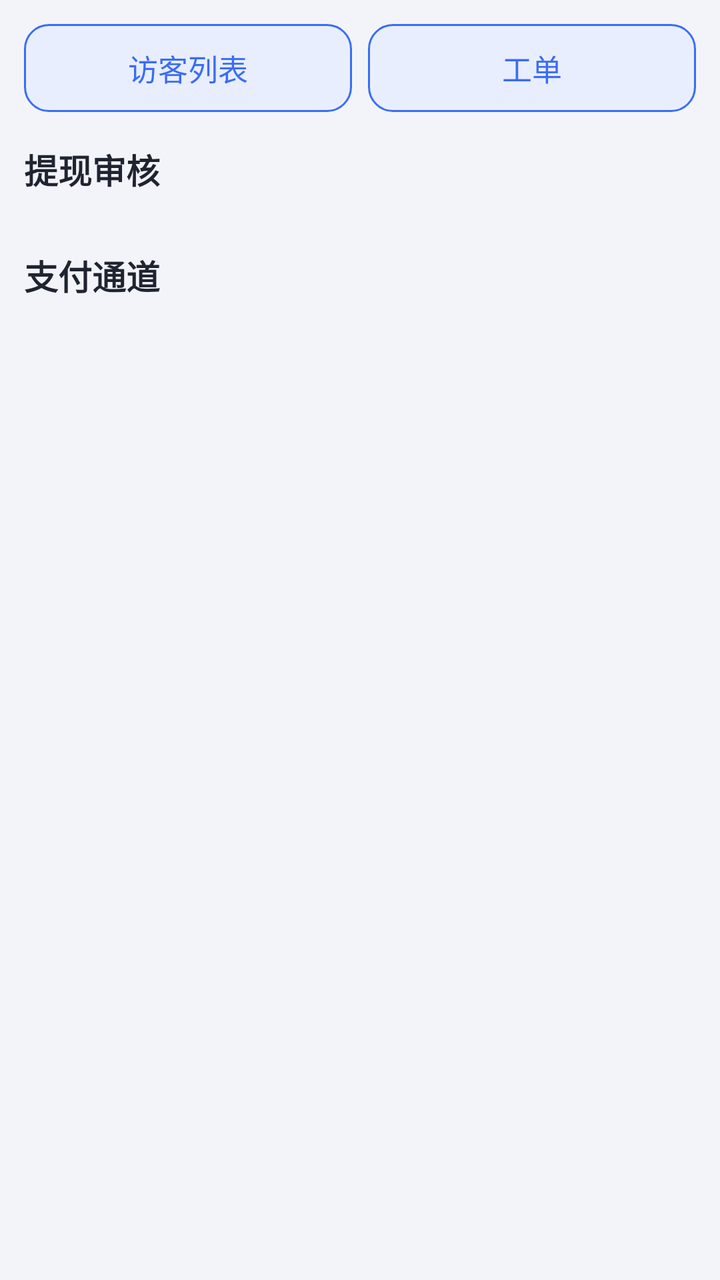
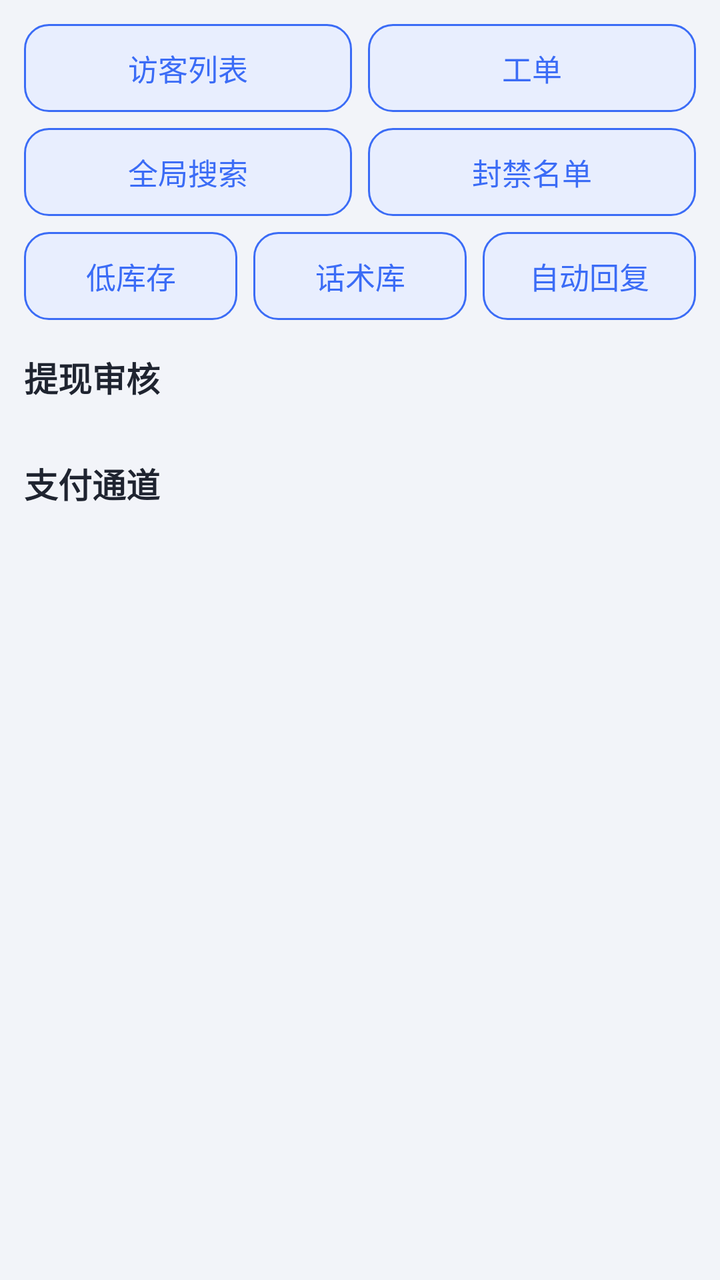

Before-and-after screenshots of an Android layout around one commit, followed by the original layout XML and the change that was made.
<!-- AndroidManifest.xml: application theme Theme.ObsCenter -->
<!-- res/layout/fragment_manage.xml -->
<?xml version="1.0" encoding="utf-8"?>
<ScrollView xmlns:android="http://schemas.android.com/apk/res/android"
    android:layout_width="match_parent"
    android:layout_height="match_parent"
    android:background="@color/bg"
    android:padding="12dp">

    <LinearLayout
        android:layout_width="match_parent"
        android:layout_height="wrap_content"
        android:orientation="vertical">

        <LinearLayout
            android:layout_width="match_parent"
            android:layout_height="wrap_content"
            android:orientation="horizontal"
            android:paddingBottom="8dp">

            <TextView
                android:id="@+id/btnVisitors"
                android:layout_width="0dp"
                android:layout_weight="1"
                android:layout_height="44dp"
                android:gravity="center"
                android:text="访客列表"
                android:textSize="15sp"
                android:textColor="@color/primary"
                android:background="@drawable/bg_btn_outline"
                android:layout_marginEnd="8dp" />

            <TextView
                android:id="@+id/btnTickets"
                android:layout_width="0dp"
                android:layout_weight="1"
                android:layout_height="44dp"
                android:gravity="center"
                android:text="工单"
                android:textSize="15sp"
                android:textColor="@color/primary"
                android:background="@drawable/bg_btn_outline" />
        </LinearLayout>

        <TextView
            android:layout_width="match_parent"
            android:layout_height="wrap_content"
            android:text="提现审核"
            android:textSize="17sp"
            android:textStyle="bold"
            android:textColor="@color/text"
            android:paddingVertical="8dp" />

        <LinearLayout
            android:id="@+id/cashList"
            android:layout_width="match_parent"
            android:layout_height="wrap_content"
            android:orientation="vertical" />

        <TextView
            android:id="@+id/cashEmpty"
            android:layout_width="match_parent"
            android:layout_height="wrap_content"
            android:text="暂无待处理提现"
            android:textSize="13sp"
            android:textColor="@color/textSub"
            android:padding="12dp"
            android:visibility="gone" />

        <TextView
            android:layout_width="match_parent"
            android:layout_height="wrap_content"
            android:text="支付通道"
            android:textSize="17sp"
            android:textStyle="bold"
            android:textColor="@color/text"
            android:paddingTop="20dp"
            android:paddingBottom="8dp" />

        <LinearLayout
            android:id="@+id/payList"
            android:layout_width="match_parent"
            android:layout_height="wrap_content"
            android:orientation="vertical" />

        <TextView
            android:id="@+id/payEmpty"
            android:layout_width="match_parent"
            android:layout_height="wrap_content"
            android:text="暂无支付通道"
            android:textSize="13sp"
            android:textColor="@color/textSub"
            android:padding="12dp"
            android:visibility="gone" />

        <TextView
            android:id="@+id/manageError"
            android:layout_width="match_parent"
            android:layout_height="wrap_content"
            android:textSize="13sp"
            android:textColor="@color/danger"
            android:padding="12dp"
            android:visibility="gone" />
    </LinearLayout>
</ScrollView>
<!-- resources referenced by this layout -->
<resources>
  <color name="bg">#F2F4F9</color>
  <color name="danger">#E5484D</color>
  <color name="primary">#3B6CF6</color>
  <color name="text">#1F2430</color>
  <color name="textSub">#7A8299</color>
  <!-- drawable bg_btn_outline (drawable) -->
  <?xml version="1.0" encoding="utf-8"?>
  <shape xmlns:android="http://schemas.android.com/apk/res/android" android:shape="rectangle">
      <solid android:color="@color/tintBlue" />
      <stroke android:width="1dp" android:color="@color/primary" />
      <corners android:radius="12dp" />
  </shape>
  <style name="Theme.ObsCenter" parent="Theme.Material3.DayNight.NoActionBar">
          <item name="colorPrimary">@color/primary</item>
          <item name="colorPrimaryDark">@color/primaryDark</item>
          <item name="android:windowBackground">@color/bg</item>
          <item name="android:statusBarColor">@color/primaryDark</item>
          <item name="android:navigationBarColor">@color/card</item>
      </style>
  <color name="tintBlue">#E8EEFE</color>
  <color name="primaryDark">#2A4FC4</color>
  <color name="card">#FFFFFF</color>
</resources>

<!-- the commit's change to res/layout/fragment_manage.xml (unified diff, before → after) -->
@@ -35,6 +35,78 @@
                 android:layout_height="44dp"
                 android:gravity="center"
                 android:text="工单"
+                android:textSize="15sp"
+                android:textColor="@color/primary"
+                android:background="@drawable/bg_btn_outline" />
+        </LinearLayout>
+
+        <LinearLayout
+            android:layout_width="match_parent"
+            android:layout_height="wrap_content"
+            android:orientation="horizontal"
+            android:paddingBottom="8dp">
+
+            <TextView
+                android:id="@+id/btnSearch"
+                android:layout_width="0dp"
+                android:layout_weight="1"
+                android:layout_height="44dp"
+                android:gravity="center"
+                android:text="全局搜索"
+                android:textSize="15sp"
+                android:textColor="@color/primary"
+                android:background="@drawable/bg_btn_outline"
+                android:layout_marginEnd="8dp" />
+
+            <TextView
+                android:id="@+id/btnBlocks"
+                android:layout_width="0dp"
+                android:layout_weight="1"
+                android:layout_height="44dp"
+                android:gravity="center"
+                android:text="封禁名单"
+                android:textSize="15sp"
+                android:textColor="@color/primary"
+                android:background="@drawable/bg_btn_outline" />
+        </LinearLayout>
+
+        <LinearLayout
+            android:layout_width="match_parent"
+            android:layout_height="wrap_content"
+            android:orientation="horizontal"
+            android:paddingBottom="8dp">
+
+            <TextView
+                android:id="@+id/btnStock"
+                android:layout_width="0dp"
+                android:layout_weight="1"
+                android:layout_height="44dp"
+                android:gravity="center"
+                android:text="低库存"
+                android:textSize="15sp"
+                android:textColor="@color/primary"
+                android:background="@drawable/bg_btn_outline"
+                android:layout_marginEnd="8dp" />
+
+            <TextView
+                android:id="@+id/btnQuick"
+                android:layout_width="0dp"
+                android:layout_weight="1"
+                android:layout_height="44dp"
+                android:gravity="center"
+                android:text="话术库"
+                android:textSize="15sp"
+                android:textColor="@color/primary"
+                android:background="@drawable/bg_btn_outline"
+                android:layout_marginEnd="8dp" />
+
+            <TextView
+                android:id="@+id/btnRules"
+                android:layout_width="0dp"
+                android:layout_weight="1"
+                android:layout_height="44dp"
+                android:gravity="center"
+                android:text="自动回复"
                 android:textSize="15sp"
                 android:textColor="@color/primary"
                 android:background="@drawable/bg_btn_outline" />
